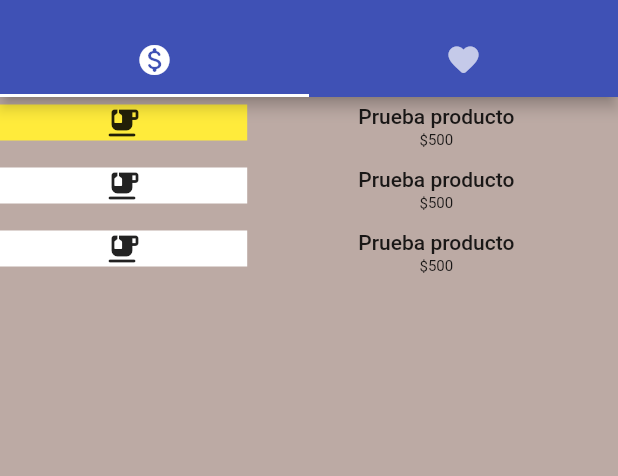
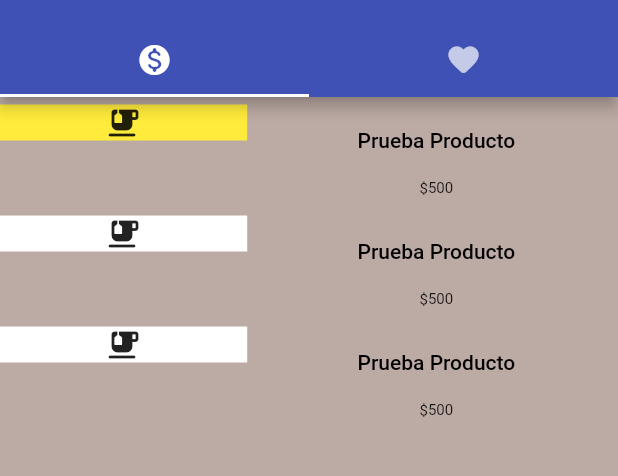
Before and after one commit to YonoVid/ProyectoOfertas, a Flutter app: the Ofertas screen opened by its route, on a phone screen of 412 x 824 dp, the part 59-535 px from its top. Run offline on Flutter 3.47's test engine with Material 2 defaults, Android fonts, the phone set to English and light mode, and no system bars; our stand-ins replace google_maps_flutter; project files that could hold a hidden picture were left out.

Commit message:
Cambios pequeños

```diff
--- a/Proyecto/lib/main.dart
+++ b/Proyecto/lib/main.dart
@@ -6,6 +6,7 @@ import 'package:ofertas_flutter/screens/register.dart';
 import 'package:ofertas_flutter/screens/ofertas.dart';
 import 'package:ofertas_flutter/screens/soporte.dart';
 import 'package:ofertas_flutter/screens/preguntas.dart';
+import 'package:ofertas_flutter/screens/producto.dart';
 
 void main() => runApp(MaterialApp(
     initialRoute: '/login',
@@ -16,6 +17,7 @@ void main() => runApp(MaterialApp(
       '/ofertas': (context) => Ofertas(),
       '/soporte': (context) => Soporte(),
       '/preguntas': (context) => Preguntas(),
+      '/producto': (context) => Producto(),
       '/example': (context) => Example(),
     },
     theme: ThemeData(
--- a/Proyecto/lib/screens/login.dart
+++ b/Proyecto/lib/screens/login.dart
@@ -51,7 +51,7 @@ class _LoginState extends State<Login> {
                         border: OutlineInputBorder(),
                         fillColor: Colors.white,
                         labelText: 'Constraseña',
-                        hintText: 'Enter your secure password'),
+                        hintText: 'Ingrese su contraseña'),
                   ),
                 ),
                 Row(
--- a/Proyecto/lib/screens/navigationDrawer.dart
+++ b/Proyecto/lib/screens/navigationDrawer.dart
@@ -56,7 +56,7 @@ class NavDrawer extends Drawer {
                 title: Text("Ofertas guardadas"),
                 leading: const Icon(Icons.favorite),
                 onTap: () {
-                  Navigator.pop(context);
+                  Navigator.pop(context,);
                 },
               ),
               const Divider(
--- a/Proyecto/lib/screens/ofertas.dart
+++ b/Proyecto/lib/screens/ofertas.dart
@@ -55,7 +55,18 @@ class _OfertasBusquedaState extends State<OfertasBusqueda> {
             decoration: const BoxDecoration(color: Colors.yellow),
             child: Icon(Icons.emoji_food_beverage_rounded),
           ),
-          title: 'Prueba producto',
+          title: TextButton(
+            onPressed: () {
+              Navigator.pushNamed(context, '/producto');
+            },
+            child: const Text(
+              'Prueba Producto',
+              style: TextStyle(
+                  color: Colors.black,
+                  fontWeight: FontWeight.w500,
+                  fontSize: 14),
+            ),
+          ),
           price: "\$500",
         ),
         ListOfertas(
@@ -63,7 +74,18 @@ class _OfertasBusquedaState extends State<OfertasBusqueda> {
             decoration: const BoxDecoration(color: Colors.white),
             child: Icon(Icons.emoji_food_beverage_rounded),
           ),
-          title: 'Prueba producto',
+          title: TextButton(
+            onPressed: () {
+              Navigator.pushNamed(context, '/producto');
+            },
+            child: const Text(
+              'Prueba Producto',
+              style: TextStyle(
+                  color: Colors.black,
+                  fontWeight: FontWeight.w500,
+                  fontSize: 14),
+            ),
+          ),
           price: "\$500",
         ),
         ListOfertas(
@@ -71,7 +93,18 @@ class _OfertasBusquedaState extends State<OfertasBusqueda> {
             decoration: const BoxDecoration(color: Colors.white),
             child: Icon(Icons.emoji_food_beverage_rounded),
           ),
-          title: 'Prueba producto',
+          title: TextButton(
+            onPressed: () {
+              Navigator.pushNamed(context, '/producto');
+            },
+            child: const Text(
+              'Prueba Producto',
+              style: TextStyle(
+                  color: Colors.black,
+                  fontWeight: FontWeight.w500,
+                  fontSize: 14),
+            ),
+          ),
           price: "\$500",
         ),
       ],
@@ -88,7 +121,7 @@ class ListOfertas extends StatelessWidget {
   }) : super(key: key);
 
   final Widget thumbnail;
-  final String title;
+  final Widget title;
   final String price;
 
   @override
@@ -119,7 +152,7 @@ class _OfertasDatos extends StatelessWidget {
     required this.price,
   }) : super(key: key);
 
-  final String name;
+  final Widget name;
   final String price;
 
   @override
@@ -128,11 +161,16 @@ class _OfertasDatos extends StatelessWidget {
       padding: const EdgeInsets.fromLTRB(5.0, 0.0, 0.0, 0.0),
       child: Column(
         children: [
-          Text(
-            name,
-            style: const TextStyle(
-              fontWeight: FontWeight.w500,
-              fontSize: 14.0,
+          TextButton(
+            onPressed: () {
+              Navigator.pushNamed(context, '/producto');
+            },
+            child: const Text(
+              'Prueba Producto',
+              style: TextStyle(
+                  color: Colors.black,
+                  fontWeight: FontWeight.w500,
+                  fontSize: 14),
             ),
           ),
           Padding(
@@ -144,6 +182,7 @@ class _OfertasDatos extends StatelessWidget {
               ),
             ),
           ),
+
         ],
       ),
     );
```
Also changed, not shown: Proyecto/lib/screens/producto.dart (added, +115 -0 lines), Proyecto/lib/screens/soporte.dart (+36 -15 lines).
